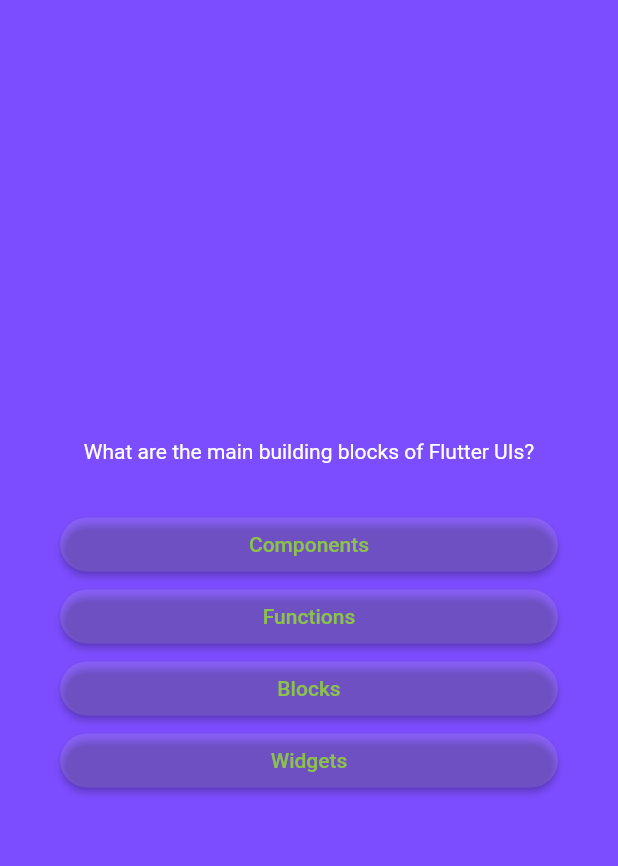
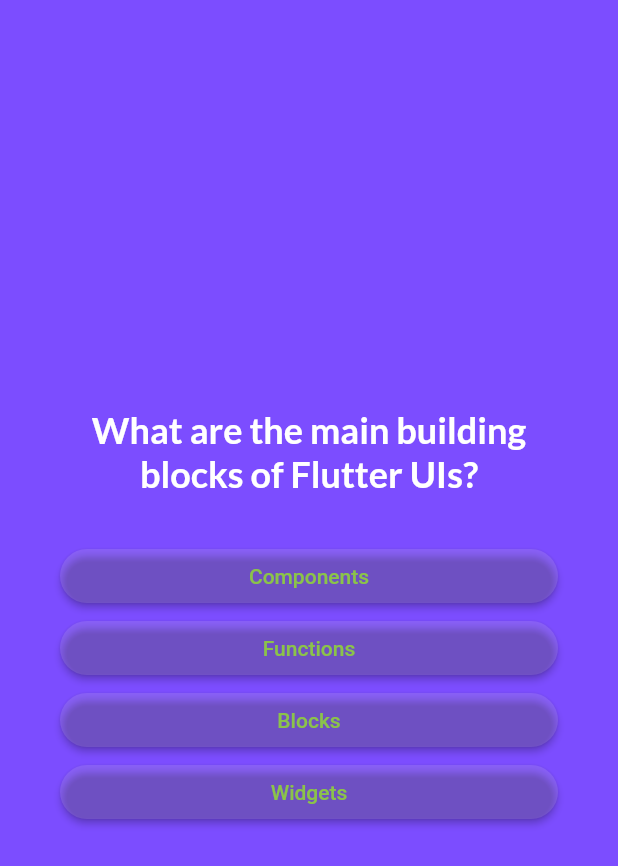
Before and after one commit to jfspps/Flutter_Questionnaire_Demo, a Flutter app: the screen it shows after launch, after a tap on "Outlined button", on a phone screen of 412 x 824 dp. Shown: the top 866 px of the screen. Run offline on Flutter 3.47's test engine with Material 2 defaults, Android fonts, the phone set to English and light mode, and no system bars; our stand-ins replace google_fonts.

Commit message:
imported Google fonts; dependency problems observed, monitor closely...

```diff
--- a/lib/widgets/answer_button.dart
+++ b/lib/widgets/answer_button.dart
@@ -30,6 +30,7 @@ class AnswerButton extends StatelessWidget {
       onPressed: onPress,
       child: Text(
         buttonText,
+        textAlign: TextAlign.center,
       ),
     );
   }
--- a/lib/widgets/homepage.dart
+++ b/lib/widgets/homepage.dart
@@ -1,4 +1,5 @@
 import 'package:flutter/material.dart';
+import 'package:google_fonts/google_fonts.dart';
 
 class HomePage extends StatelessWidget {
   const HomePage(this.questionPageFunction, {super.key});
@@ -21,13 +22,13 @@ class HomePage extends StatelessWidget {
           const SizedBox(
             height: 40,
           ),
-          const Text(
+          Text(
             'Questionnaire app',
-            style: TextStyle(
+            style: GoogleFonts.lato(
+              fontSize: 24,
               color: Colors.white,
               fontWeight: FontWeight.bold,
-              fontSize: 24,
-            ),
+            )
           ),
           const SizedBox(
             height: 40,
--- a/lib/widgets/questionpage.dart
+++ b/lib/widgets/questionpage.dart
@@ -1,4 +1,5 @@
 import 'package:flutter/material.dart';
+import 'package:google_fonts/google_fonts.dart';
 import 'package:questionnaire/data/example_questions.dart';
 import 'package:questionnaire/widgets/answer_button.dart';
 
@@ -40,8 +41,11 @@ class _QuestionPage extends State<QuestionPage> {
           children: [
             Text(
               currentQuestion.text,
-              style: const TextStyle(
+              // import Google fonts package and apply here (see README.md)
+              style: GoogleFonts.lato(
+                fontSize: 24,
                 color: Colors.white,
+                fontWeight: FontWeight.bold,
               ),
               textAlign: TextAlign.center,
             ),
--- a/pubspec.yaml
+++ b/pubspec.yaml
@@ -36,6 +36,8 @@ dependencies:
   # The following adds the Cupertino Icons font to your application.
   # Use with the CupertinoIcons class for iOS style icons.
   cupertino_icons: ^1.0.2
+  # check compatibility
+  google_fonts: 4.0.4
 
 dev_dependencies:
   flutter_test:
```
Also changed, not shown: pubspec.lock, 2 other files.
